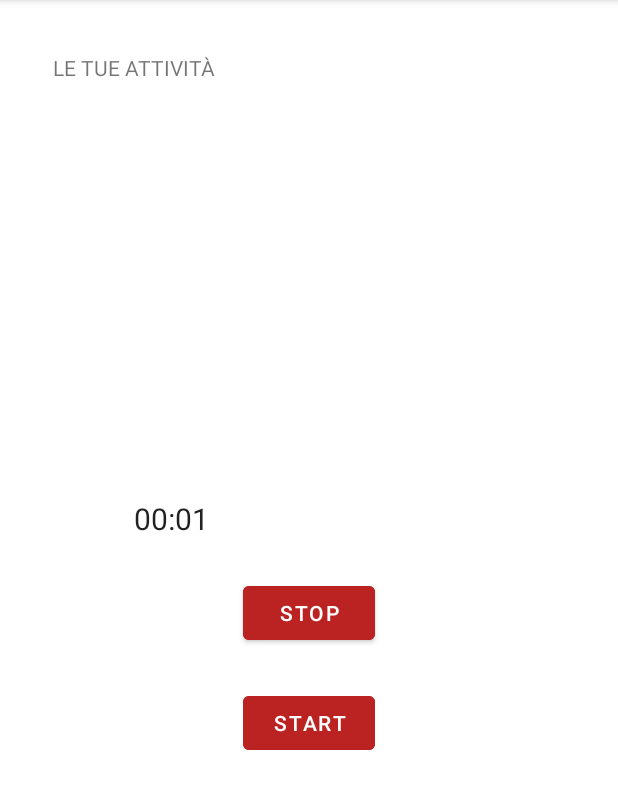
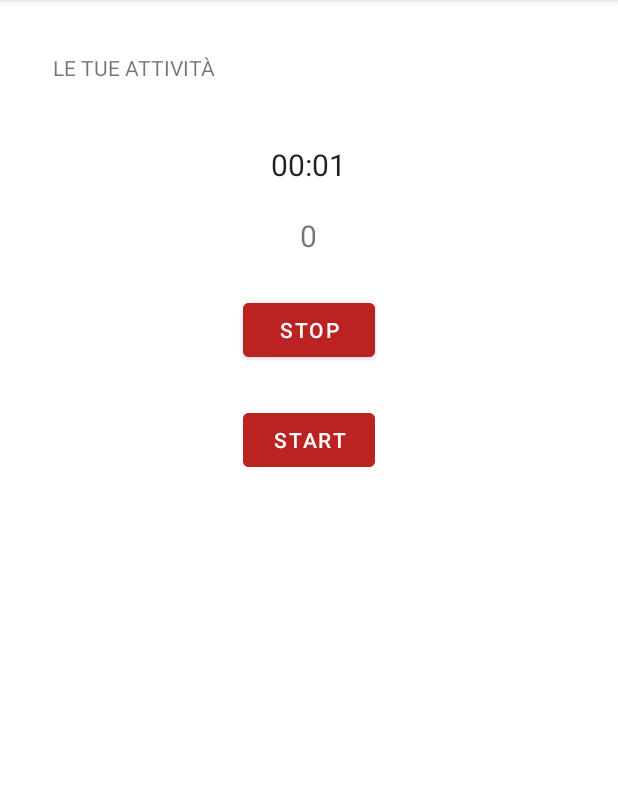
Before and after one commit to Canghiari04/BrockApp, an Android app: the fragment WalkFragment placed in its activity, after a tap on "START", on a phone screen of 412 x 824 dp, the part 84-893 px from its top. Run offline under Robolectric (Android 15) with nearby library versions, the phone set to English and light mode, and no system bars.

Commit message:
aggiunto fragment contapassi

```diff
--- a/app/src/main/java/com/example/brockapp/fragment/WalkFragment.kt
+++ b/app/src/main/java/com/example/brockapp/fragment/WalkFragment.kt
@@ -16,6 +16,7 @@ import android.hardware.Sensor
 import android.hardware.SensorEvent
 import android.hardware.SensorEventListener
 import android.hardware.SensorManager
+import android.widget.TextView
 import androidx.core.content.ContextCompat
 import com.google.android.gms.location.DetectedActivity
 import com.google.android.gms.location.ActivityTransition
@@ -23,7 +24,7 @@ import com.google.android.gms.location.ActivityRecognition
 import com.example.brockapp.detect.UserActivityTransitionManager
 import androidx.localbroadcastmanager.content.LocalBroadcastManager
 
-class WalkFragment() : Fragment(R.layout.start_stop_activity_fragment), SensorEventListener {
+class WalkFragment() : Fragment(R.layout.walk_fragment), SensorEventListener {
 
     private lateinit var sensorManager: SensorManager
     private var stepCounterSensor: Sensor? = null
@@ -40,17 +41,17 @@ class WalkFragment() : Fragment(R.layout.start_stop_activity_fragment), SensorEv
         }
 
         val transitionManager = UserActivityTransitionManager(requireContext())
-        val chronometer = view.findViewById<Chronometer>(R.id.chronometer)
+        val chronometer = view.findViewById<Chronometer>(R.id.walk_chronometer)
         var pauseOffset: Long = 0
 
-        view.findViewById<Button>(R.id.button_start).setOnClickListener {
+        view.findViewById<Button>(R.id.walk_button_start).setOnClickListener {
             if (!running) {
                 chronometer.base = SystemClock.elapsedRealtime() - pauseOffset
                 chronometer.start()
                 running = true
 
-                view.findViewById<Button>(R.id.button_start).isEnabled = false
-                view.findViewById<Button>(R.id.button_stop).isEnabled = true
+                view.findViewById<Button>(R.id.walk_button_start).isEnabled = false
+                view.findViewById<Button>(R.id.walk_button_stop).isEnabled = true
 
                 // Avvia il contapassi
                 startStepCounting()
@@ -59,14 +60,14 @@ class WalkFragment() : Fragment(R.layout.start_stop_activity_fragment), SensorEv
             registerActivity(DetectedActivity.WALKING, ActivityTransition.ACTIVITY_TRANSITION_ENTER, -1L)
         }
 
-        view.findViewById<Button>(R.id.button_stop).setOnClickListener {
+        view.findViewById<Button>(R.id.walk_button_stop).setOnClickListener {
             if (running) {
                 chronometer.stop()
                 pauseOffset = SystemClock.elapsedRealtime() - chronometer.base
                 running = false
 
-                view.findViewById<Button>(R.id.button_start).isEnabled = true
-                view.findViewById<Button>(R.id.button_stop).isEnabled = false
+                view.findViewById<Button>(R.id.walk_button_start).isEnabled = true
+                view.findViewById<Button>(R.id.walk_button_stop).isEnabled = false
 
                 // Ferma il contapassi
                 stopStepCounting()
@@ -75,8 +76,8 @@ class WalkFragment() : Fragment(R.layout.start_stop_activity_fragment), SensorEv
             registerActivity(DetectedActivity.WALKING, ActivityTransition.ACTIVITY_TRANSITION_EXIT, stepCount.toLong())
         }
 
-        view.findViewById<Button>(R.id.button_start).isEnabled = true
-        view.findViewById<Button>(R.id.button_stop).isEnabled = false
+        view.findViewById<Button>(R.id.walk_button_start).isEnabled = true
+        view.findViewById<Button>(R.id.walk_button_stop).isEnabled = false
     }
 
     private fun startStepCounting() {
@@ -95,6 +96,8 @@ class WalkFragment() : Fragment(R.layout.start_stop_activity_fragment), SensorEv
             // Il valore del contapassi è il primo elemento nell'array values
             stepCount = event.values[0].toInt()
             Log.d("StepCount", "Passi: $stepCount")
+
+            view?.findViewById<TextView>(R.id.step_count)?.text = stepCount.toString()
 
         }
     }
--- /dev/null
+++ b/app/src/main/res/layout/walk_fragment.xml
@@ -0,0 +1,48 @@
+<?xml version="1.0" encoding="utf-8"?>
+<LinearLayout xmlns:android="http://schemas.android.com/apk/res/android"
+    android:orientation="vertical"
+    android:layout_width="match_parent"
+    android:layout_height="match_parent"
+    android:padding="16dp">
+
+    <LinearLayout
+        android:orientation="vertical"
+        android:gravity="center_horizontal"
+        android:layout_width="match_parent"
+        android:layout_height="wrap_content">
+
+        <Chronometer
+            android:id="@+id/walk_chronometer"
+            android:layout_width="wrap_content"
+            android:layout_height="wrap_content"
+            android:textSize="20sp" />
+
+        <TextView
+            android:id="@+id/step_count"
+            android:layout_width="wrap_content"
+            android:layout_height="wrap_content"
+            android:text="0"
+            android:textSize="20sp"
+            android:layout_marginTop="20dp"
+            android:gravity="center" />
+
+        <Button
+            android:id="@+id/walk_button_stop"
+            android:layout_width="wrap_content"
+            android:layout_height="wrap_content"
+            android:layout_marginTop="25dp"
+            android:backgroundTint="@color/uni_red"
+            android:text="STOP"
+            android:textColor="@color/white" />
+
+        <Button
+            android:id="@+id/walk_button_start"
+            android:layout_width="wrap_content"
+            android:layout_height="wrap_content"
+            android:layout_marginTop="25dp"
+            android:backgroundTint="@color/uni_red"
+            android:text="START"
+            android:textColor="@color/white" />
+
+    </LinearLayout>
+</LinearLayout>
```
Also changed, not shown: 1 other file.
